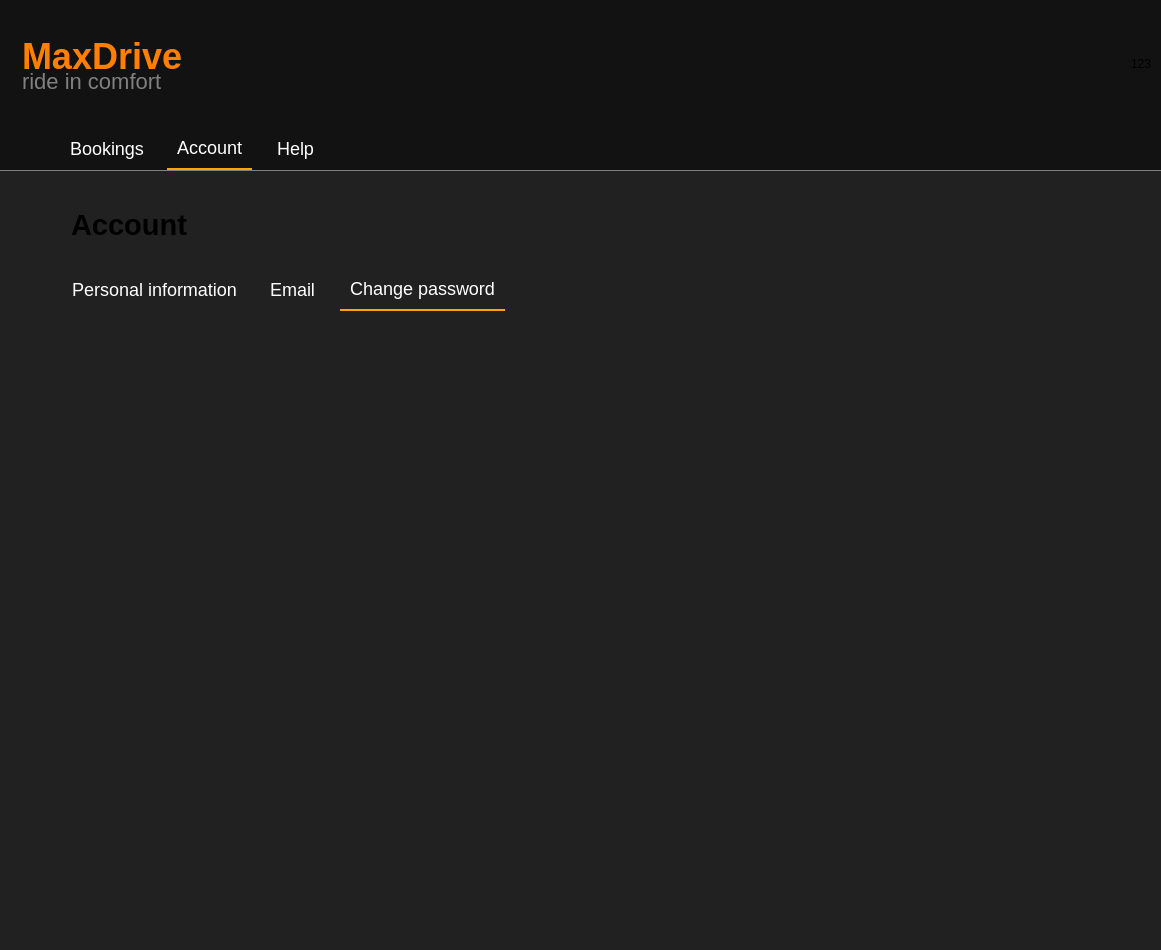
This is mainwindow.ui in Maks2447/RentalCarsProject as Qt 5 draws it before an edit. The edited form follows.
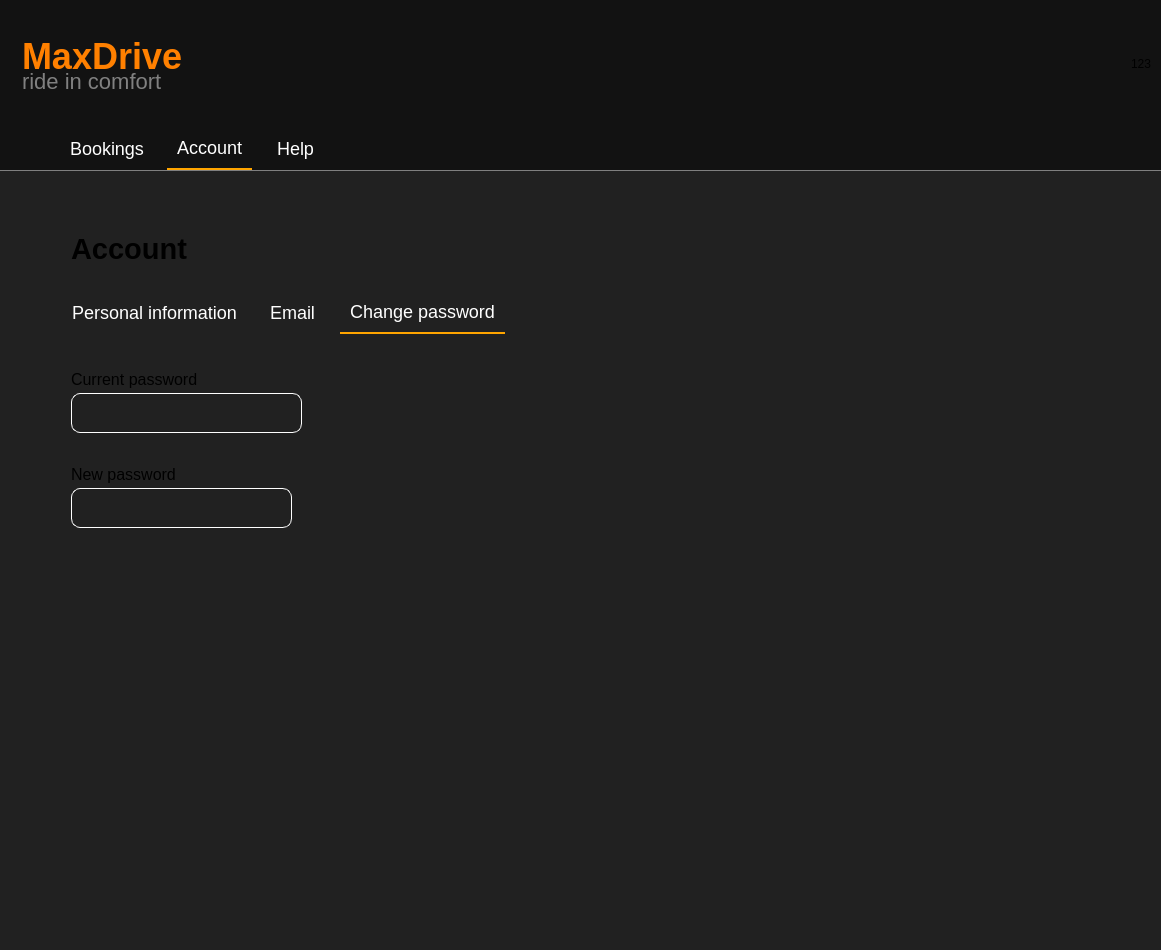
This is the edited form. The open tabs and pages were chosen to show the change. Icons and pictures are not drawn.

What changed in the file:
```diff
--- a/mainwindow.ui
+++ b/mainwindow.ui
@@ -2864,7 +2864,7 @@
                 <number>71</number>
                </property>
                <property name="topMargin">
-                <number>15</number>
+                <number>40</number>
                </property>
                <property name="rightMargin">
                 <number>0</number>
@@ -3042,6 +3042,62 @@
                   <attribute name="title">
                    <string>Change password</string>
                   </attribute>
+                  <widget class="QLineEdit" name="Account_currentPassword_EditLine">
+                   <property name="geometry">
+                    <rect>
+                     <x>0</x>
+                     <y>59</y>
+                     <width>231</width>
+                     <height>40</height>
+                    </rect>
+                   </property>
+                  </widget>
+                  <widget class="QLineEdit" name="Account_newPassword_EditLine_2">
+                   <property name="geometry">
+                    <rect>
+                     <x>0</x>
+                     <y>154</y>
+                     <width>221</width>
+                     <height>40</height>
+                    </rect>
+                   </property>
+                  </widget>
+                  <widget class="QLabel" name="Account_currentPassword_label">
+                   <property name="geometry">
+                    <rect>
+                     <x>0</x>
+                     <y>35</y>
+                     <width>171</width>
+                     <height>20</height>
+                    </rect>
+                   </property>
+                   <property name="font">
+                    <font>
+                     <pointsize>12</pointsize>
+                    </font>
+                   </property>
+                   <property name="text">
+                    <string>Current password</string>
+                   </property>
+                  </widget>
+                  <widget class="QLabel" name="Account_newPassword_label">
+                   <property name="geometry">
+                    <rect>
+                     <x>0</x>
+                     <y>130</y>
+                     <width>141</width>
+                     <height>20</height>
+                    </rect>
+                   </property>
+                   <property name="font">
+                    <font>
+                     <pointsize>12</pointsize>
+                    </font>
+                   </property>
+                   <property name="text">
+                    <string>New password</string>
+                   </property>
+                  </widget>
                  </widget>
                 </widget>
                </item>
```
Left out of the diff: 40 changed lines with no effect on the pictures.
